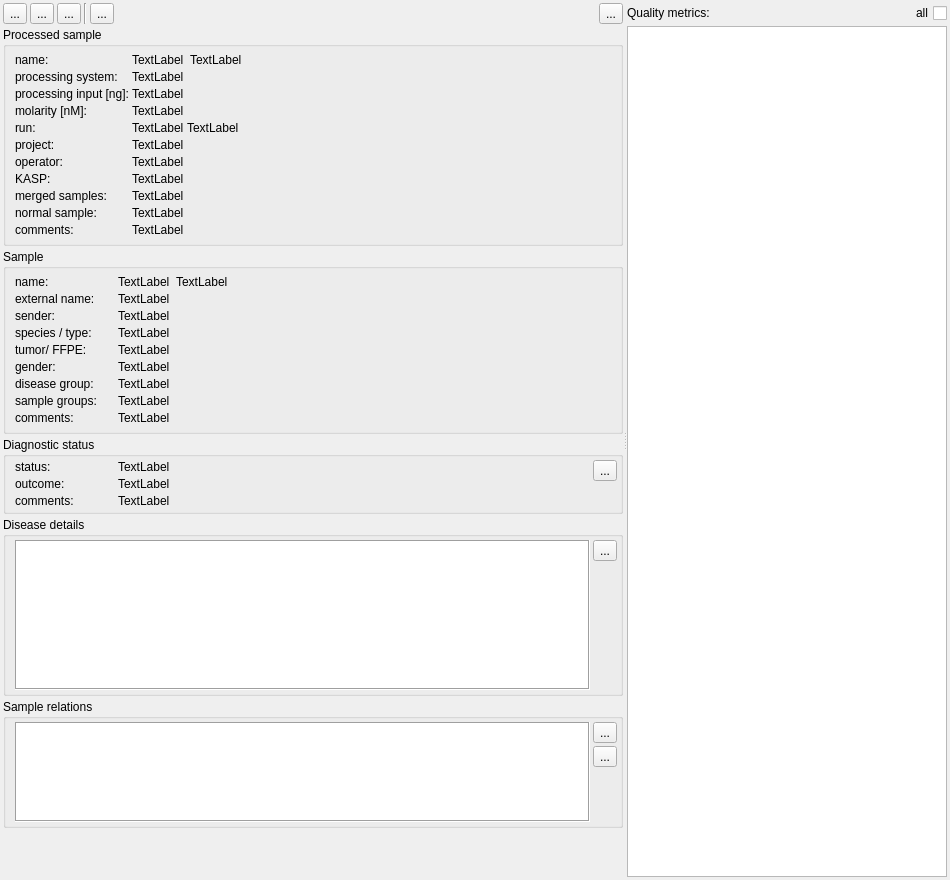
Qt form src/GSvar/ProcessedSampleWidget.ui (imgag/ngs-bits) before a commit.
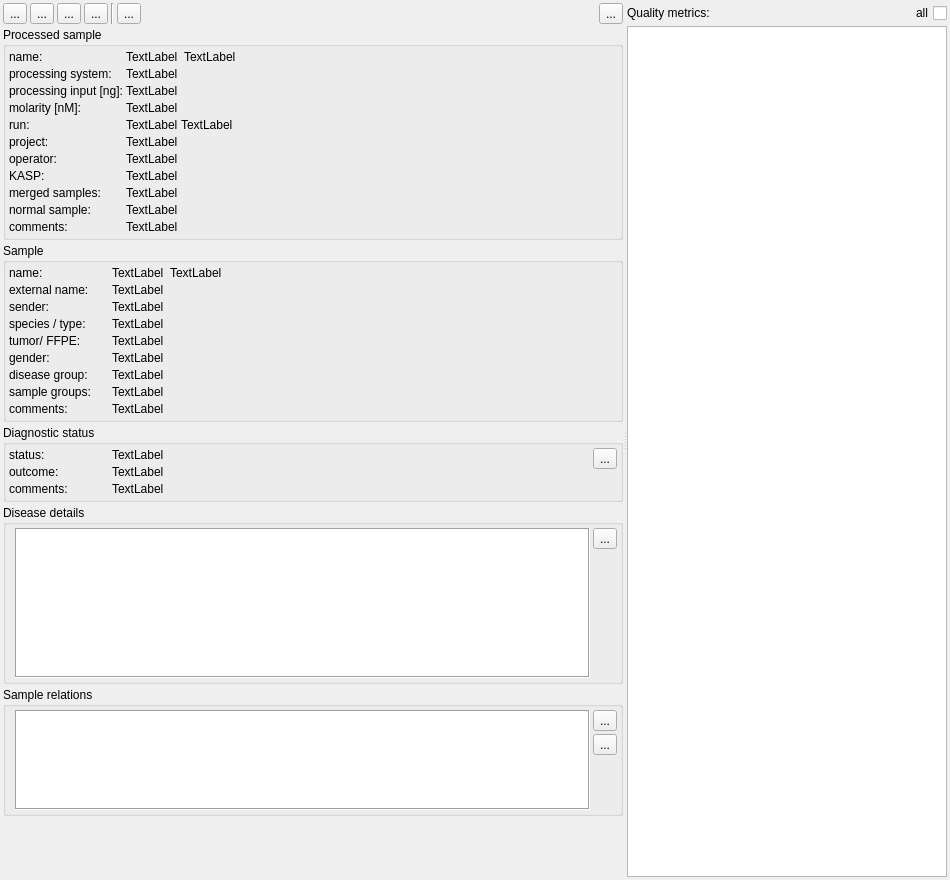
The same form after that commit. Icons and pictures are not drawn. Custom widgets are drawn as their Qt base class.

Commit message: GSvar:   - General: added project tab (open via processed sample tab or project search)   - Project tab: moved diagnostic status overview from main menu to project tab   - Sample tab: added sample re-analysis button   - Sample tab: added buttons to load the sample variant list   - Sample tab: removed NGSD button

Diff of the .ui file:
```diff
--- a/src/GSvar/ProcessedSampleWidget.ui
+++ b/src/GSvar/ProcessedSampleWidget.ui
@@ -88,7 +88,21 @@
            </property>
            <property name="icon">
             <iconset resource="../GSmix/GSmix.qrc">
-             <normaloff>:/Icons/NGSD.png</normaloff>:/Icons/NGSD.png</iconset>
+             <normaloff>:/Icons/Icon.png</normaloff>:/Icons/Icon.png</iconset>
+           </property>
+          </widget>
+         </item>
+         <item>
+          <widget class="QToolButton" name="reanalyze_btn">
+           <property name="toolTip">
+            <string>Queue re-analysis of single sample.</string>
+           </property>
+           <property name="text">
+            <string>...</string>
+           </property>
+           <property name="icon">
+            <iconset resource="GSvar.qrc">
+             <normaloff>:/Icons/Refresh.png</normaloff>:/Icons/Refresh.png</iconset>
            </property>
           </widget>
          </item>
@@ -167,16 +181,16 @@
            <number>3</number>
           </property>
           <property name="leftMargin">
-           <number>9</number>
+           <number>3</number>
           </property>
           <property name="topMargin">
-           <number>6</number>
+           <number>3</number>
           </property>
           <property name="rightMargin">
            <number>3</number>
           </property>
           <property name="bottomMargin">
-           <number>6</number>
+           <number>3</number>
           </property>
           <item row="0" column="0">
            <widget class="QLabel" name="label_21">
@@ -445,16 +459,16 @@
            <number>3</number>
           </property>
           <property name="leftMargin">
-           <number>9</number>
+           <number>3</number>
           </property>
           <property name="topMargin">
-           <number>6</number>
+           <number>3</number>
           </property>
           <property name="rightMargin">
            <number>3</number>
           </property>
           <property name="bottomMargin">
-           <number>6</number>
+           <number>3</number>
           </property>
           <item row="0" column="0">
            <widget class="QLabel" name="label_14">
@@ -660,7 +674,7 @@
            <number>3</number>
           </property>
           <property name="leftMargin">
-           <number>9</number>
+           <number>3</number>
           </property>
           <property name="topMargin">
            <number>3</number>
```
Left out of the diff: 4 changed lines with no effect on the pictures. The commit also changes 20 other files.
